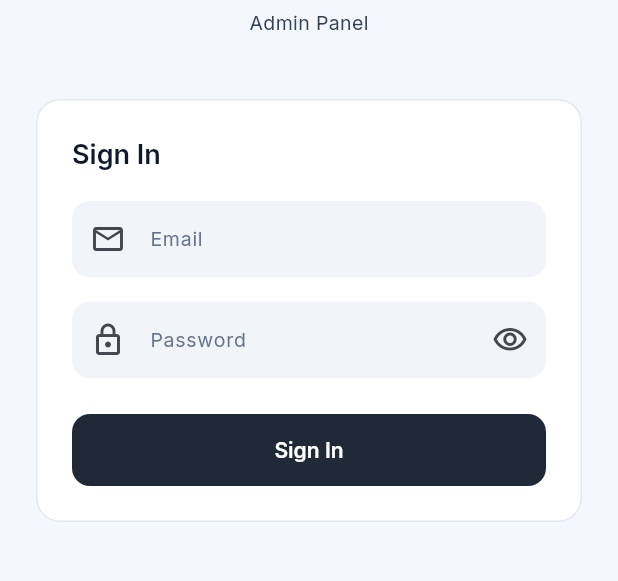
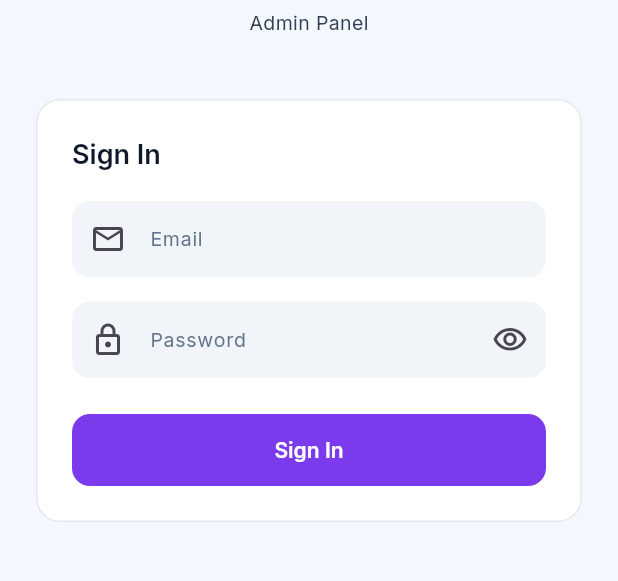
Before and after one commit to prateeksharmaand/motipaperconvertors, a Flutter app: the screen it shows after launch, on a phone screen of 412 x 824 dp, the part 459-1040 px from its top. Run offline on Flutter 3.47's test engine with Material 3 defaults, Android fonts, the phone set to English and light mode, and no system bars; our stand-ins replace bloc, dio, equatable, firebase_core, firebase_messaging, fl_chart and 6 more; accounts and stored records are empty; network calls fail.

Commit message:
fix: login button color #7C3AED
Co-Authored-By: Claude Sonnet 4.6 <noreply@anthropic.com>

```diff
--- a/mobile_admin/lib/features/auth/login_screen.dart
+++ b/mobile_admin/lib/features/auth/login_screen.dart
@@ -98,7 +98,7 @@ class _LoginScreenState extends State<LoginScreen> {
                               const SizedBox(height: 24),
                               ElevatedButton(
                                 onPressed: loading ? null : _submit,
-                                style: ElevatedButton.styleFrom(backgroundColor: const Color(0xFF1F2937)),
+                                style: ElevatedButton.styleFrom(backgroundColor: const Color(0xFF7C3AED)),
                                 child: loading
                                     ? const SizedBox(height: 20, width: 20, child: CircularProgressIndicator(strokeWidth: 2, color: Colors.white))
                                     : const Text('Sign In'),
```
